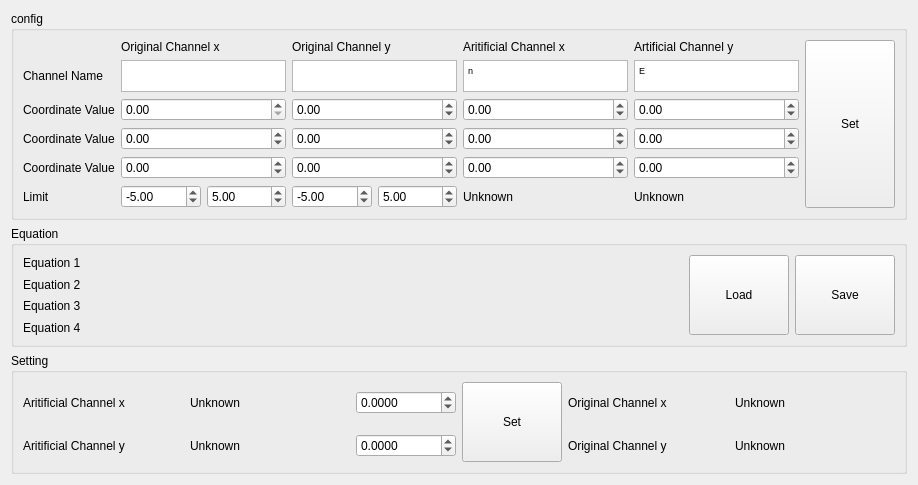
lictailer/zmeter, file core/ui/artificial_channel_2D.ui: the form before one commit.
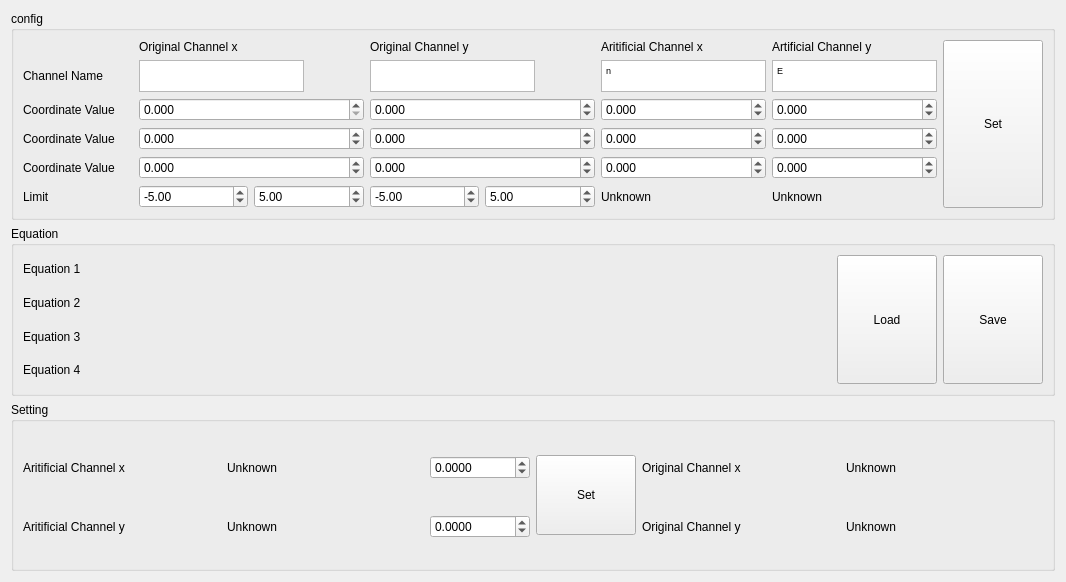
The form after the commit.

```diff
--- a/core/ui/artificial_channel_2D.ui
+++ b/core/ui/artificial_channel_2D.ui
@@ -6,8 +6,8 @@
    <rect>
     <x>0</x>
     <y>0</y>
-    <width>918</width>
-    <height>426</height>
+    <width>1066</width>
+    <height>582</height>
    </rect>
   </property>
   <property name="sizePolicy">
@@ -30,6 +30,9 @@
        <layout class="QGridLayout" name="gridLayout">
         <item row="4" column="6">
          <widget class="QDoubleSpinBox" name="pair2_ACx_doubleSpinBox">
+          <property name="decimals">
+           <number>3</number>
+          </property>
           <property name="minimum">
            <double>-100.000000000000000</double>
           </property>
@@ -53,8 +56,8 @@
            <string>&lt;!DOCTYPE HTML PUBLIC &quot;-//W3C//DTD HTML 4.0//EN&quot; &quot;http://www.w3.org/TR/REC-html40/strict.dtd&quot;&gt;
 &lt;html&gt;&lt;head&gt;&lt;meta name=&quot;qrichtext&quot; content=&quot;1&quot; /&gt;&lt;style type=&quot;text/css&quot;&gt;
 p, li { white-space: pre-wrap; }
-&lt;/style&gt;&lt;/head&gt;&lt;body style=&quot; font-family:'MS Shell Dlg 2'; font-size:6.6pt; font-weight:400; font-style:normal;&quot;&gt;
-&lt;p style=&quot; margin-top:0px; margin-bottom:0px; margin-left:0px; margin-right:0px; -qt-block-indent:0; text-indent:0px;&quot;&gt;E&lt;/p&gt;&lt;/body&gt;&lt;/html&gt;</string>
+&lt;/style&gt;&lt;/head&gt;&lt;body style=&quot; font-family:'MS Shell Dlg 2'; font-size:11.4pt; font-weight:400; font-style:normal;&quot;&gt;
+&lt;p style=&quot; margin-top:0px; margin-bottom:0px; margin-left:0px; margin-right:0px; -qt-block-indent:0; text-indent:0px;&quot;&gt;&lt;span style=&quot; font-size:6.6pt;&quot;&gt;E&lt;/span&gt;&lt;/p&gt;&lt;/body&gt;&lt;/html&gt;</string>
           </property>
          </widget>
         </item>
@@ -76,8 +79,8 @@
            <string>&lt;!DOCTYPE HTML PUBLIC &quot;-//W3C//DTD HTML 4.0//EN&quot; &quot;http://www.w3.org/TR/REC-html40/strict.dtd&quot;&gt;
 &lt;html&gt;&lt;head&gt;&lt;meta name=&quot;qrichtext&quot; content=&quot;1&quot; /&gt;&lt;style type=&quot;text/css&quot;&gt;
 p, li { white-space: pre-wrap; }
-&lt;/style&gt;&lt;/head&gt;&lt;body style=&quot; font-family:'MS Shell Dlg 2'; font-size:6.6pt; font-weight:400; font-style:normal;&quot;&gt;
-&lt;p style=&quot; margin-top:0px; margin-bottom:0px; margin-left:0px; margin-right:0px; -qt-block-indent:0; text-indent:0px;&quot;&gt;n&lt;/p&gt;&lt;/body&gt;&lt;/html&gt;</string>
+&lt;/style&gt;&lt;/head&gt;&lt;body style=&quot; font-family:'MS Shell Dlg 2'; font-size:11.4pt; font-weight:400; font-style:normal;&quot;&gt;
+&lt;p style=&quot; margin-top:0px; margin-bottom:0px; margin-left:0px; margin-right:0px; -qt-block-indent:0; text-indent:0px;&quot;&gt;&lt;span style=&quot; font-size:6.6pt;&quot;&gt;n&lt;/span&gt;&lt;/p&gt;&lt;/body&gt;&lt;/html&gt;</string>
           </property>
          </widget>
         </item>
@@ -212,10 +215,17 @@
          </widget>
         </item>
         <item row="2" column="2" colspan="2">
-         <widget class="QDoubleSpinBox" name="pair1_OCx_doubleSpinBox"/>
+         <widget class="QDoubleSpinBox" name="pair1_OCx_doubleSpinBox">
+          <property name="decimals">
+           <number>3</number>
+          </property>
+         </widget>
         </item>
         <item row="6" column="4" colspan="2">
          <widget class="QDoubleSpinBox" name="pair3_OCy_doubleSpinBox">
+          <property name="decimals">
+           <number>3</number>
+          </property>
           <property name="minimum">
            <double>-100.000000000000000</double>
           </property>
@@ -223,6 +233,9 @@
         </item>
         <item row="4" column="4" colspan="2">
          <widget class="QDoubleSpinBox" name="pair2_OCy_doubleSpinBox">
+          <property name="decimals">
+           <number>3</number>
+          </property>
           <property name="minimum">
            <double>-100.000000000000000</double>
           </property>
@@ -243,6 +256,9 @@
         </item>
         <item row="6" column="2" colspan="2">
          <widget class="QDoubleSpinBox" name="pair3_OCx_doubleSpinBox">
+          <property name="decimals">
+           <number>3</number>
+          </property>
           <property name="minimum">
            <double>-100.000000000000000</double>
           </property>
@@ -250,6 +266,9 @@
         </item>
         <item row="4" column="2" colspan="2">
          <widget class="QDoubleSpinBox" name="pair2_OCx_doubleSpinBox">
+          <property name="decimals">
+           <number>3</number>
+          </property>
           <property name="minimum">
            <double>-100.000000000000000</double>
           </property>
@@ -257,6 +276,9 @@
         </item>
         <item row="2" column="4" colspan="2">
          <widget class="QDoubleSpinBox" name="pair1_OCy_doubleSpinBox">
+          <property name="decimals">
+           <number>3</number>
+          </property>
           <property name="minimum">
            <double>-100.000000000000000</double>
           </property>
@@ -284,6 +306,9 @@
         </item>
         <item row="6" column="6">
          <widget class="QDoubleSpinBox" name="pair3_ACx_doubleSpinBox">
+          <property name="decimals">
+           <number>3</number>
+          </property>
           <property name="minimum">
            <double>-100.000000000000000</double>
           </property>
@@ -317,6 +342,9 @@
         </item>
         <item row="6" column="7">
          <widget class="QDoubleSpinBox" name="pair3_ACy_doubleSpinBox">
+          <property name="decimals">
+           <number>3</number>
+          </property>
           <property name="minimum">
            <double>-100.000000000000000</double>
           </property>
@@ -324,6 +352,9 @@
         </item>
         <item row="2" column="7">
          <widget class="QDoubleSpinBox" name="pair1_ACy_doubleSpinBox">
+          <property name="decimals">
+           <number>3</number>
+          </property>
           <property name="minimum">
            <double>-100.000000000000000</double>
           </property>
@@ -331,6 +362,9 @@
         </item>
         <item row="4" column="7">
          <widget class="QDoubleSpinBox" name="pair2_ACy_doubleSpinBox">
+          <property name="decimals">
+           <number>3</number>
+          </property>
           <property name="minimum">
            <double>-100.000000000000000</double>
           </property>
@@ -338,6 +372,9 @@
         </item>
         <item row="2" column="6">
          <widget class="QDoubleSpinBox" name="pair1_ACx_doubleSpinBox">
+          <property name="decimals">
+           <number>3</number>
+          </property>
           <property name="minimum">
            <double>-100.000000000000000</double>
           </property>
@@ -516,33 +553,7 @@
      <layout class="QHBoxLayout" name="horizontalLayout_3">
       <item>
        <layout class="QGridLayout" name="gridLayout_2">
-        <item row="0" column="0">
-         <widget class="QLabel" name="ACx_label">
-          <property name="minimumSize">
-           <size>
-            <width>80</width>
-            <height>0</height>
-           </size>
-          </property>
-          <property name="text">
-           <string>Aritificial Channel x </string>
-          </property>
-         </widget>
-        </item>
-        <item row="1" column="0">
-         <widget class="QLabel" name="ACy_label">
-          <property name="minimumSize">
-           <size>
-            <width>80</width>
-            <height>0</height>
-           </size>
-          </property>
-          <property name="text">
-           <string>Aritificial Channel y </string>
-          </property>
-         </widget>
-        </item>
-        <item row="0" column="1">
+        <item row="1" column="1">
          <widget class="QLabel" name="ACx_value_label">
           <property name="minimumSize">
            <size>
@@ -555,7 +566,7 @@
           </property>
          </widget>
         </item>
-        <item row="1" column="1">
+        <item row="2" column="1">
          <widget class="QLabel" name="ACy_value_label">
           <property name="minimumSize">
            <size>
@@ -568,30 +579,36 @@
           </property>
          </widget>
         </item>
-        <item row="0" column="2">
-         <widget class="QDoubleSpinBox" name="ACx_setvalue_doubleSpinBox">
-          <property name="maximumSize">
-           <size>
-            <width>100</width>
-            <height>16777215</height>
-           </size>
-          </property>
-          <property name="decimals">
-           <number>4</number>
-          </property>
-          <property name="minimum">
-           <double>-1000.000000000000000</double>
-          </property>
-          <property name="maximum">
-           <double>1000.000000000000000</double>
-          </property>
-          <property name="singleStep">
-           <double>0.100000000000000</double>
-          </property>
-         </widget>
-        </item>
         <item row="1" column="2">
+         <widget class="QDoubleSpinBox" name="ACx_setvalue_doubleSpinBox">
+          <property name="maximumSize">
+           <size>
+            <width>100</width>
+            <height>16777215</height>
+           </size>
+          </property>
+          <property name="decimals">
+           <number>4</number>
+          </property>
+          <property name="minimum">
+           <double>-1000.000000000000000</double>
+          </property>
+          <property name="maximum">
+           <double>1000.000000000000000</double>
+          </property>
+          <property name="singleStep">
+           <double>0.100000000000000</double>
+          </property>
+         </widget>
+        </item>
+        <item row="2" column="2">
          <widget class="QDoubleSpinBox" name="ACy_setvalue_doubleSpinBox">
+          <property name="maximumSize">
+           <size>
+            <width>100</width>
+            <height>16777215</height>
+           </size>
+          </property>
           <property name="decimals">
            <number>4</number>
           </property>
@@ -606,21 +623,8 @@
           </property>
          </widget>
         </item>
-        <item row="0" column="4">
-         <widget class="QLabel" name="OCx_label">
-          <property name="minimumSize">
-           <size>
-            <width>80</width>
-            <height>0</height>
-           </size>
-          </property>
-          <property name="text">
-           <string>Original Channel x</string>
-          </property>
-         </widget>
-        </item>
         <item row="1" column="4">
-         <widget class="QLabel" name="OCy_label">
+         <widget class="QLabel" name="OCx_label">
           <property name="minimumSize">
            <size>
             <width>80</width>
@@ -628,24 +632,11 @@
            </size>
           </property>
           <property name="text">
-           <string>Original Channel y</string>
+           <string>Original Channel x</string>
           </property>
          </widget>
         </item>
         <item row="1" column="5">
-         <widget class="QLabel" name="OCy_value_label">
-          <property name="minimumSize">
-           <size>
-            <width>80</width>
-            <height>0</height>
-           </size>
-          </property>
-          <property name="text">
-           <string>Unknown</string>
-          </property>
-         </widget>
-        </item>
-        <item row="0" column="5">
          <widget class="QLabel" name="OCx_value_label">
           <property name="minimumSize">
            <size>
@@ -658,7 +649,20 @@
           </property>
          </widget>
         </item>
-        <item row="0" column="3" rowspan="2">
+        <item row="2" column="4">
+         <widget class="QLabel" name="OCy_label">
+          <property name="minimumSize">
+           <size>
+            <width>80</width>
+            <height>0</height>
+           </size>
+          </property>
+          <property name="text">
+           <string>Original Channel y</string>
+          </property>
+         </widget>
+        </item>
+        <item row="1" column="3" rowspan="2">
          <widget class="QPushButton" name="setvalue_pushButton">
           <property name="minimumSize">
            <size>
@@ -677,6 +681,45 @@
           </property>
          </widget>
         </item>
+        <item row="2" column="5">
+         <widget class="QLabel" name="OCy_value_label">
+          <property name="minimumSize">
+           <size>
+            <width>80</width>
+            <height>0</height>
+           </size>
+          </property>
+          <property name="text">
+           <string>Unknown</string>
+          </property>
+         </widget>
+        </item>
+        <item row="1" column="0">
+         <widget class="QLabel" name="ACx_label">
+          <property name="minimumSize">
+           <size>
+            <width>80</width>
+            <height>0</height>
+           </size>
+          </property>
+          <property name="text">
+           <string>Aritificial Channel x </string>
+          </property>
+         </widget>
+        </item>
+        <item row="2" column="0">
+         <widget class="QLabel" name="ACy_label">
+          <property name="minimumSize">
+           <size>
+            <width>80</width>
+            <height>0</height>
+           </size>
+          </property>
+          <property name="text">
+           <string>Aritificial Channel y </string>
+          </property>
+         </widget>
+        </item>
        </layout>
       </item>
      </layout>
```
